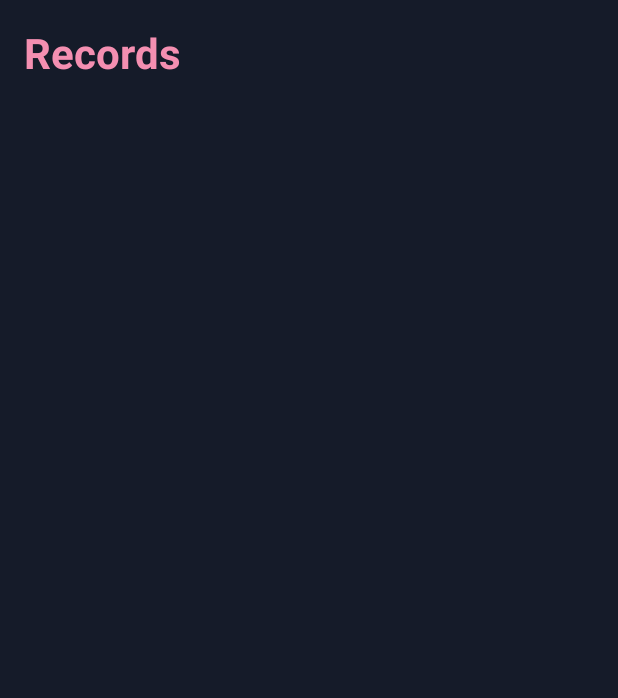
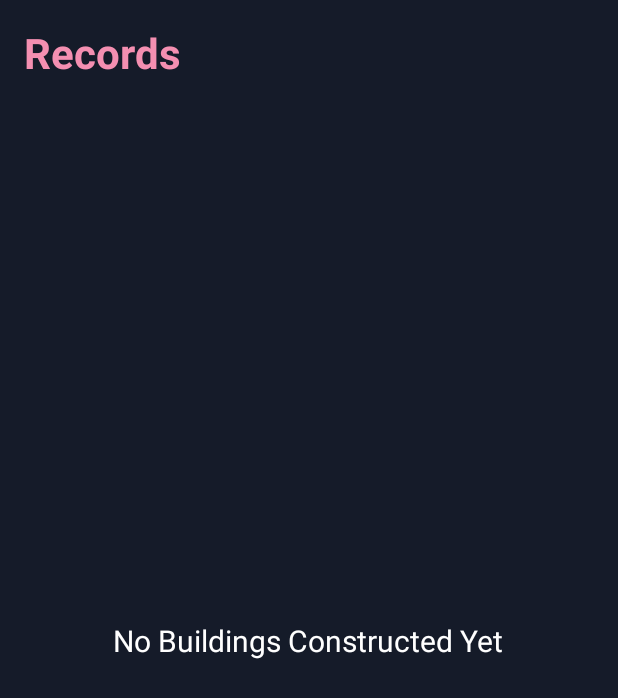
Before and after one commit to ETS-Android4/Focus-City, an Android app: the layout activity_records.xml on its own in the app's theme, with its tools: preview values and no code run, on a phone screen of 412 x 824 dp. Shown: the top 698 px of the screen. Run offline under Robolectric (Android 15) with nearby library versions, the phone set to English and light mode, and no system bars.

Commit message:
Added Ruins Resource and Records Construction Failure

```diff
--- a/app/src/main/java/com/candy/focuscity/Adapter/RecordAdapter.java
+++ b/app/src/main/java/com/candy/focuscity/Adapter/RecordAdapter.java
@@ -32,10 +32,6 @@ public class RecordAdapter extends RecyclerView.Adapter<RecordAdapter.ViewHolder
     public void onBindViewHolder(ViewHolder holder, int position) {
         RecordModel item = recordList.get(position);
         holder.recordsBuildingImage.setImageResource(item.getBuildingImageId());
-        System.out.println("AAAAAAAAAAAAAAAAAAAAAAAAAAAAAAAAAAAAAAAAAAAAAA");
-        System.out.println(item.getBuildingImageId());
-        System.out.println(R.drawable.jett15);
-        System.out.println("AAAAAAAAAAAAAAAAAAAAAAAAAAAAAAAAAAAAAAAAAAAAAA");
         holder.recordsDateTime.setText(item.getDateTimeFormatted());
         holder.recordsTotalMinutes.setText(String.format("%d\n"+"Mins", item.getTotalMinutes()));
     }
--- a/app/src/main/res/layout/activity_records.xml
+++ b/app/src/main/res/layout/activity_records.xml
@@ -5,7 +5,8 @@
     android:layout_width="match_parent"
     android:layout_height="match_parent"
     android:background="@color/colorBackground"
-    tools:context=".RecordsActivity">
+    tools:context=".RecordsActivity"
+    tools:visibility="visible">
 
     <TextView
         android:id="@+id/recordsText"
@@ -29,4 +30,18 @@
         android:nestedScrollingEnabled="true"
         app:layoutManager="androidx.recyclerview.widget.LinearLayoutManager" />
 
+    <TextView
+        android:id="@+id/textViewWhenEmpty"
+        android:layout_width="wrap_content"
+        android:layout_height="wrap_content"
+        android:layout_below="@+id/recordsText"
+        android:layout_alignParentBottom="true"
+        android:layout_centerHorizontal="true"
+        android:layout_marginTop="230dp"
+        android:layout_marginBottom="270dp"
+        android:gravity="center"
+        android:text="No Buildings Constructed Yet"
+        android:textColor="@color/white"
+        android:textSize="20sp" />
+
 </RelativeLayout>
```
Also changed, not shown: app/src/main/java/com/candy/focuscity/MainActivity.java (+17 -17 lines), app/src/main/java/com/candy/focuscity/RecordsActivity.java (+9 -17 lines), app/src/main/res/drawable/jettruins.png (added), app/src/main/res/layout/building_popup.xml (renamed from app/src/main/res/layout/popup.xml).
